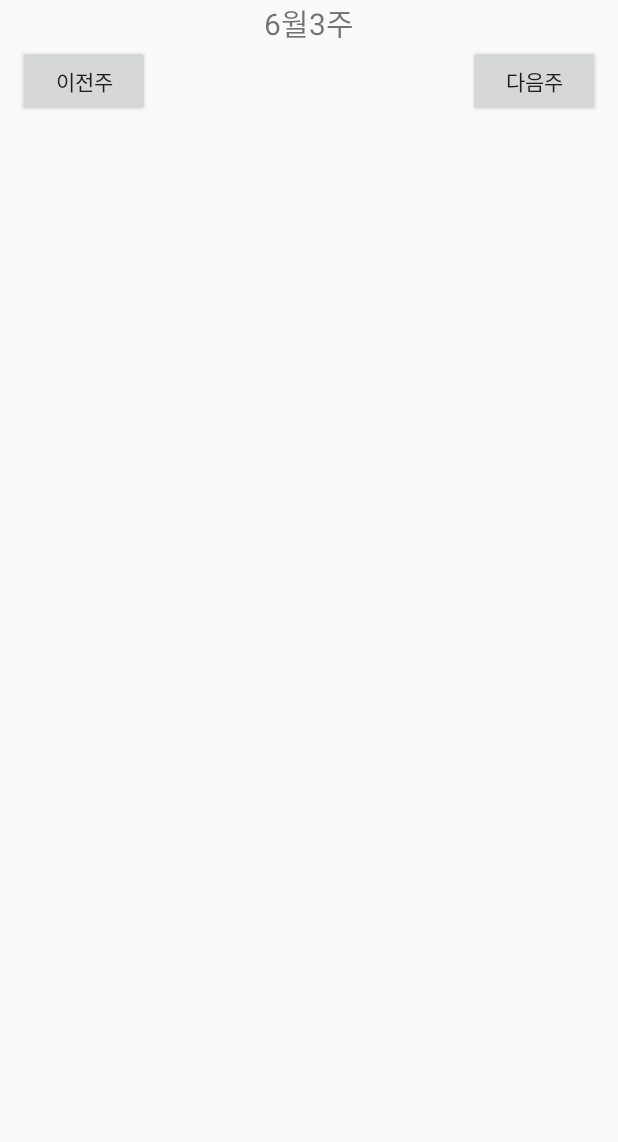
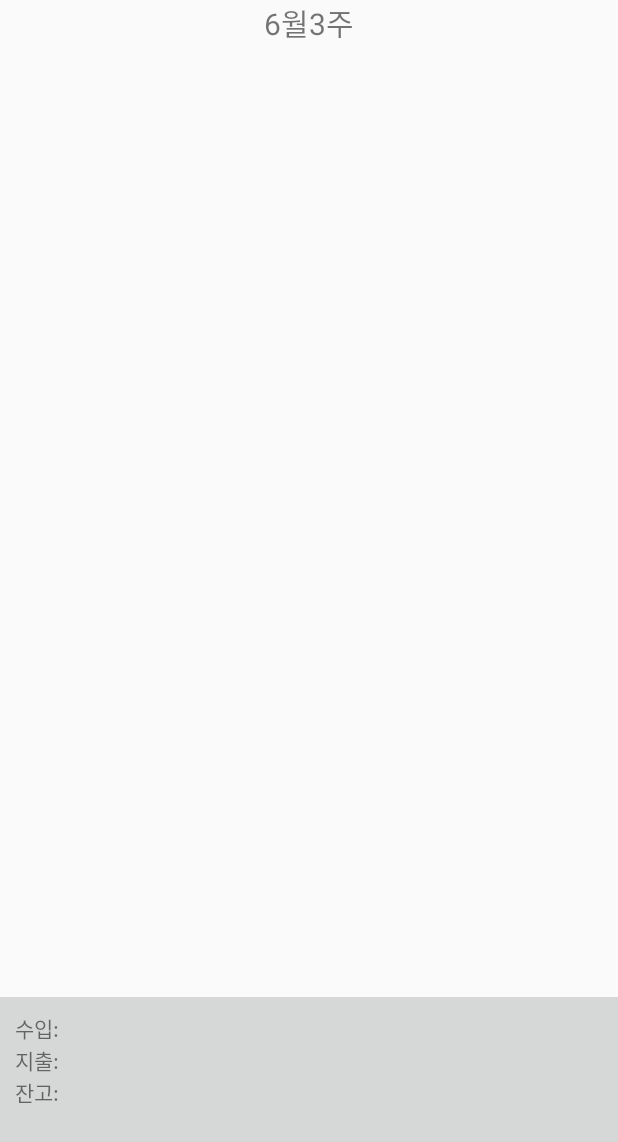
Before and after one commit to JaesungMoon/myapplication, an Android app: the layout activity_month_list_test.xml on its own in the app's theme, with its tools: preview values and no code run, on a phone screen of 412 x 824 dp. Shown: the top 1142 px of the screen. Run offline under Robolectric (Android 15) with nearby library versions, the phone set to English and light mode, and no system bars.

Commit message:
총수입/총지출/잔고표시 기능추가

```diff
--- a/MyApplication/app/src/main/java/com/example/jaesungmoon/myapplication/month_list_test.java
+++ b/MyApplication/app/src/main/java/com/example/jaesungmoon/myapplication/month_list_test.java
@@ -23,8 +23,6 @@ public class month_list_test extends ActionBarActivity {
         for (int i = 0 ; i < 31 ; ++i){
             monthitemtest item = new monthitemtest();
             item.day = i+1;
-            item.gain = i * 100;
-            item.use = i * 30;
             monthItemListtest.add(item);
         }
 
--- a/MyApplication/app/src/main/res/layout/activity_month_list.xml
+++ b/MyApplication/app/src/main/res/layout/activity_month_list.xml
@@ -55,19 +55,19 @@
             android:layout_height="wrap_content"
             android:textAppearance="?android:attr/textAppearanceMedium"
             android:text="수입:"
-            android:id="@+id/textViewTotalGain" />
+            android:id="@+id/textViewMonthlyTotalGain" />
         <TextView
             android:layout_width="wrap_content"
             android:layout_height="wrap_content"
             android:textAppearance="?android:attr/textAppearanceMedium"
             android:text="지출:"
-            android:id="@+id/textViewTotalUse" />
+            android:id="@+id/textViewMonthlyTotalUse" />
         <TextView
             android:layout_width="wrap_content"
             android:layout_height="wrap_content"
             android:textAppearance="?android:attr/textAppearanceMedium"
             android:text="잔고:"
-            android:id="@+id/textViewTotalSum" />
+            android:id="@+id/textViewMonthlyTotalSum" />
     </LinearLayout>
 
 </LinearLayout>
--- a/MyApplication/app/src/main/res/layout/activity_month_list_test.xml
+++ b/MyApplication/app/src/main/res/layout/activity_month_list_test.xml
@@ -1,7 +1,8 @@
 <LinearLayout xmlns:android="http://schemas.android.com/apk/res/android"
     android:layout_width="match_parent"
     android:orientation="vertical"
-    android:layout_height="match_parent">
+    android:layout_height="match_parent"
+    >
 
     <LinearLayout
         android:orientation="horizontal"
@@ -15,6 +16,7 @@
             android:textSize="20sp"
             android:id="@+id/textViewTitle" />
     </LinearLayout>
+    <!--
     <LinearLayout
         android:orientation="horizontal"
         android:layout_width="match_parent"
@@ -23,28 +25,47 @@
         android:layout_marginRight="12dp"
         android:layout_gravity="center_horizontal">
 
-        <Button
-            android:layout_width="wrap_content"
-            android:layout_height="wrap_content"
-            android:text="이전주"
-            android:id="@+id/buttonPre" />
 
         <Space
             android:layout_weight="1"
             android:layout_width="wrap_content"
             android:layout_height="match_parent" />
 
-        <Button
+
+    </LinearLayout>
+-->
+    <ListView
+        android:layout_width="match_parent"
+        android:layout_height="0dp"
+        android:id="@+id/listView"
+        android:layout_weight="0.8"
+        android:layout_gravity="center_horizontal" />
+
+    <LinearLayout
+        android:layout_weight="0.2"
+        android:orientation="vertical"
+        android:layout_width="match_parent"
+        android:padding="10dp"
+        android:background="@color/button_material_light"
+        android:layout_height="0dp">
+
+        <TextView
             android:layout_width="wrap_content"
             android:layout_height="wrap_content"
-            android:text="다음주"
-            android:id="@+id/buttonNext" />
+            android:text="수입:"
+            android:id="@+id/textViewMonthlyTotalGain" />
+
+        <TextView
+            android:layout_width="wrap_content"
+            android:layout_height="wrap_content"
+            android:text="지출:"
+            android:id="@+id/textViewMonthlyTotalUse" />
+        <TextView
+            android:layout_width="wrap_content"
+            android:layout_height="wrap_content"
+            android:text="잔고:"
+            android:id="@+id/textViewTotalMonthlysum" />
     </LinearLayout>
 
-    <ListView
-        android:layout_weight="2"
-        android:layout_width="match_parent"
-        android:layout_height="wrap_content"
-        android:id="@+id/listView"
-        android:layout_gravity="center_horizontal" />
+
 </LinearLayout>
```
Also changed, not shown: MyApplication/app/src/main/java/com/example/jaesungmoon/myapplication/MonthListActivity.java (+32 -2 lines), MyApplication/app/src/main/java/com/example/jaesungmoon/myapplication/MonthListAdapter.java (+4 -4 lines).
